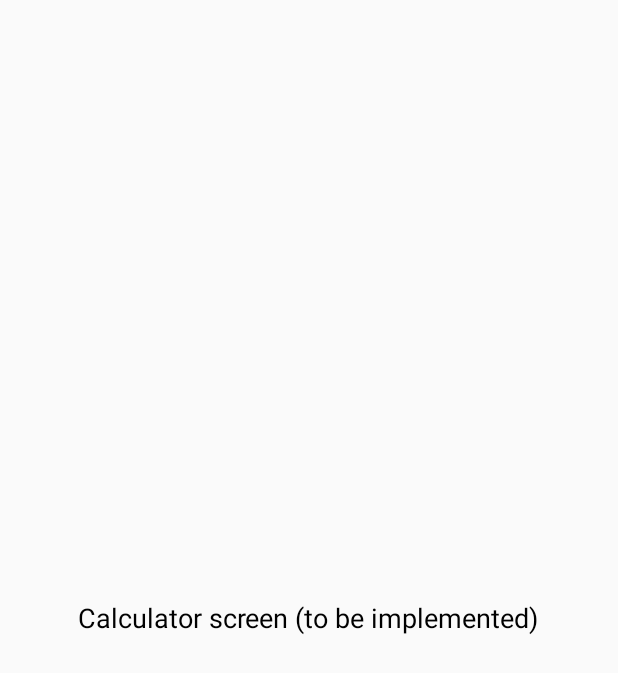
After one commit to JoaquinRodriguezph/CompanionApp, an Android app built with Jetpack Compose: the CalculatorActivity screen opened directly, with no data from a screen before it, on a phone screen of 412 x 824 dp. The commit adds this screen. Shown: the top 673 px of the screen. Run offline under Robolectric (Android 15) with nearby library versions, the light colour scheme and no system bars.

Commit message:
Added Screens for Calculator and Map

```diff
--- /dev/null
+++ b/app/src/main/java/com/example/companionapp/CalculatorActivity.kt
@@ -0,0 +1,23 @@
+package com.example.companionapp
+
+import android.os.Bundle
+import androidx.appcompat.app.AppCompatActivity
+
+class CalculatorActivity : AppCompatActivity() {
+    override fun onCreate(savedInstanceState: Bundle?) {
+        super.onCreate(savedInstanceState)
+        setContentView(R.layout.activity_calculator)
+
+        // Enable the back button in the toolbar
+        supportActionBar?.setDisplayHomeAsUpEnabled(true)
+        supportActionBar?.title = "Calculator"
+
+        // Handle back button press in toolbar
+        supportActionBar?.setDisplayHomeAsUpEnabled(true)
+    }
+
+    override fun onSupportNavigateUp(): Boolean {
+        onBackPressed() // Go back to the previous activity
+        return true
+    }
+}
--- a/app/src/main/java/com/example/companionapp/MapActivity.kt
+++ b/app/src/main/java/com/example/companionapp/MapActivity.kt
@@ -21,4 +21,6 @@ class MapActivity : AppCompatActivity() {
             startActivity(nightIntent)
         }
     }
+
+
 }
--- /dev/null
+++ b/app/src/main/res/layout/activity_calculator.xml
@@ -0,0 +1,16 @@
+<?xml version="1.0" encoding="utf-8"?>
+<LinearLayout xmlns:android="http://schemas.android.com/apk/res/android"
+    android:layout_width="match_parent"
+    android:layout_height="match_parent"
+    android:orientation="vertical"
+    android:gravity="center"
+    android:padding="16dp">
+
+    <TextView
+        android:id="@+id/calculator_placeholder"
+        android:layout_width="wrap_content"
+        android:layout_height="wrap_content"
+        android:text="Calculator screen (to be implemented)"
+        android:textSize="18sp"
+        android:textColor="#000000" />
+</LinearLayout>
```
Also changed, not shown: app/src/main/AndroidManifest.xml (+12 -0 lines), app/src/main/java/com/example/companionapp/MapPopUpActivity.kt (added, +23 -0 lines), app/src/main/java/com/example/companionapp/NightScreenActivity.kt (+15 -0 lines), app/src/main/java/com/example/companionapp/RulesActivity.kt (added, +23 -0 lines), app/src/main/res/layout/activity_map_popup.xml (added, +16 -0 lines), app/src/main/res/layout/activity_rules.xml (added, +16 -0 lines).
